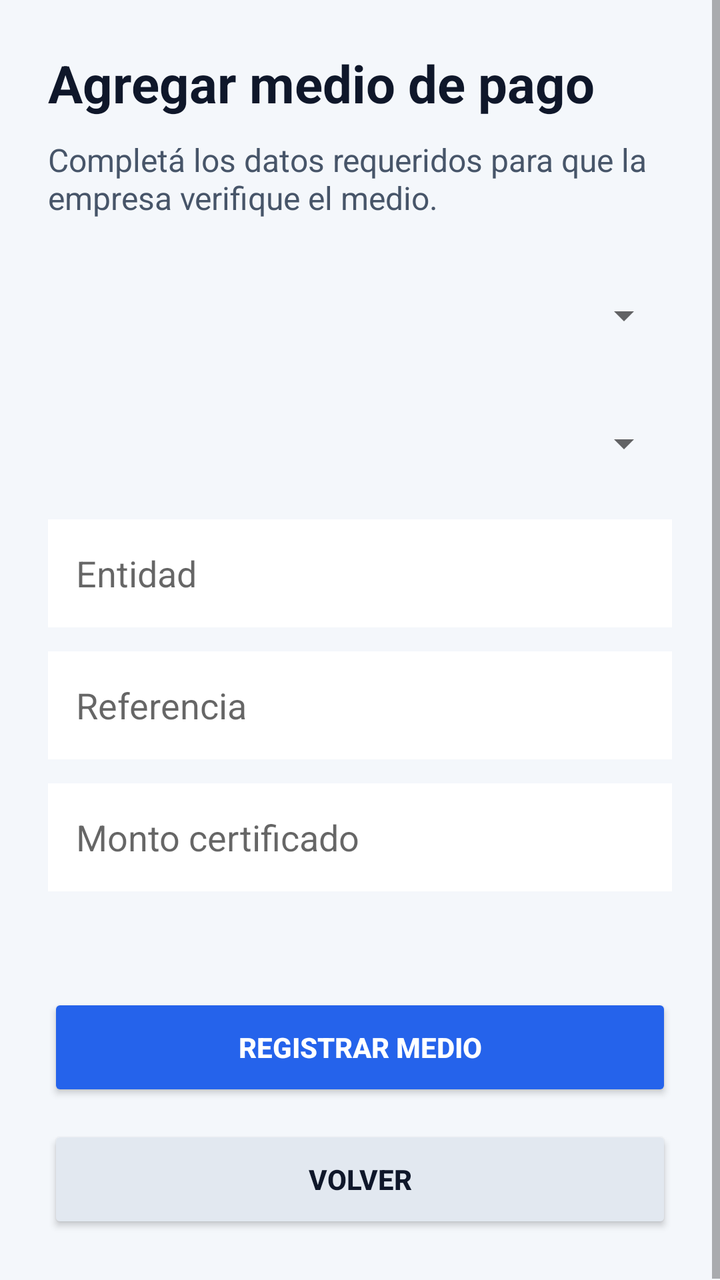
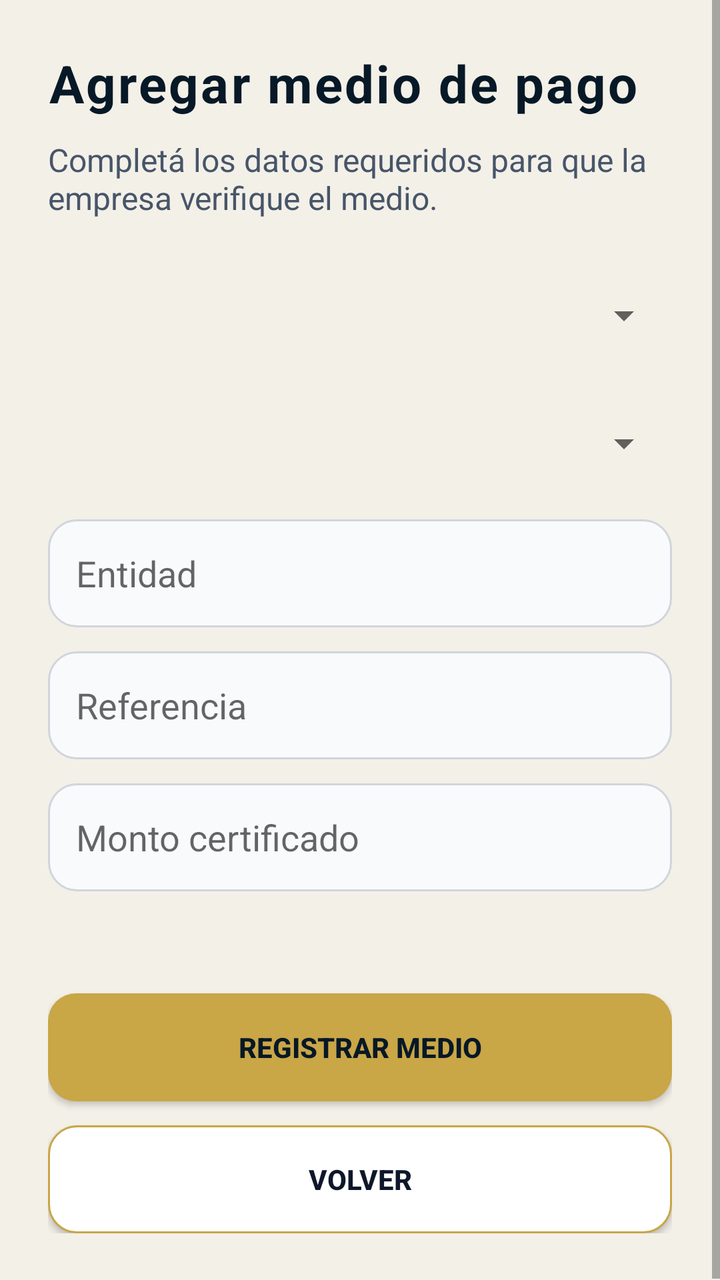

Screens rendered from an Android XML layout before and after an edit, with the pre-edit source and the edit as a unified diff.
<!-- AndroidManifest.xml: application theme Theme.AppCompat.Light.NoActionBar -->
<!-- res/layout/activity_payment_method_form.xml -->
<?xml version="1.0" encoding="utf-8"?>
<ScrollView xmlns:android="http://schemas.android.com/apk/res/android"
    android:layout_width="match_parent"
    android:layout_height="match_parent"
    android:background="#F4F7FB"
    android:fillViewport="true">

    <LinearLayout
        android:layout_width="match_parent"
        android:layout_height="wrap_content"
        android:orientation="vertical"
        android:padding="24dp">

        <TextView
            android:id="@+id/txtTituloFlujoPago"
            android:layout_width="match_parent"
            android:layout_height="wrap_content"
            android:text="Agregar medio de pago"
            android:textColor="#0F172A"
            android:textSize="26sp"
            android:textStyle="bold" />

        <TextView
            android:id="@+id/txtDescripcionFlujoPago"
            android:layout_width="match_parent"
            android:layout_height="wrap_content"
            android:layout_marginTop="10dp"
            android:text="Completá los datos requeridos para que la empresa verifique el medio."
            android:textColor="#475569"
            android:textSize="16sp" />

        <Spinner
            android:id="@+id/spMonedaFlujoPago"
            android:layout_width="match_parent"
            android:layout_height="52dp"
            android:layout_marginTop="22dp" />

        <Spinner
            android:id="@+id/spExtranjeraFlujoPago"
            android:layout_width="match_parent"
            android:layout_height="52dp"
            android:layout_marginTop="12dp" />

        <EditText
            android:id="@+id/edtEntidadFlujoPago"
            android:layout_width="match_parent"
            android:layout_height="54dp"
            android:layout_marginTop="12dp"
            android:background="#FFFFFF"
            android:hint="Entidad"
            android:padding="14dp" />

        <EditText
            android:id="@+id/edtReferenciaFlujoPago"
            android:layout_width="match_parent"
            android:layout_height="54dp"
            android:layout_marginTop="12dp"
            android:background="#FFFFFF"
            android:hint="Referencia"
            android:padding="14dp" />

        <EditText
            android:id="@+id/edtMontoChequeFlujoPago"
            android:layout_width="match_parent"
            android:layout_height="54dp"
            android:layout_marginTop="12dp"
            android:background="#FFFFFF"
            android:hint="Monto certificado"
            android:inputType="numberDecimal"
            android:padding="14dp" />

        <TextView
            android:id="@+id/txtMensajeFlujoPago"
            android:layout_width="match_parent"
            android:layout_height="wrap_content"
            android:layout_marginTop="14dp"
            android:text=""
            android:textAlignment="center"
            android:textColor="#475569"
            android:textSize="14sp" />

        <Button
            android:id="@+id/btnGuardarFlujoPago"
            android:layout_width="match_parent"
            android:layout_height="54dp"
            android:layout_marginTop="18dp"
            android:backgroundTint="#2563EB"
            android:text="Registrar medio"
            android:textColor="#FFFFFF"
            android:textStyle="bold" />

        <Button
            android:id="@+id/btnVolverFlujoPago"
            android:layout_width="match_parent"
            android:layout_height="54dp"
            android:layout_marginTop="12dp"
            android:backgroundTint="#E2E8F0"
            android:text="Volver"
            android:textColor="#0F172A"
            android:textStyle="bold" />

    </LinearLayout>
</ScrollView>
<!-- resources referenced by this layout -->
<resources>

</resources>

<!-- the commit's change to res/layout/activity_payment_method_form.xml (unified diff, before → after) -->
@@ -2,7 +2,7 @@
 <ScrollView xmlns:android="http://schemas.android.com/apk/res/android"
     android:layout_width="match_parent"
     android:layout_height="match_parent"
-    android:background="#F4F7FB"
+    android:background="#F3F0E8"
     android:fillViewport="true">
 
     <LinearLayout
@@ -16,7 +16,8 @@
             android:layout_width="match_parent"
             android:layout_height="wrap_content"
             android:text="Agregar medio de pago"
-            android:textColor="#0F172A"
+            android:letterSpacing="0.04"
+            android:textColor="#071827"
             android:textSize="26sp"
             android:textStyle="bold" />
 
@@ -46,7 +47,7 @@
             android:layout_width="match_parent"
             android:layout_height="54dp"
             android:layout_marginTop="12dp"
-            android:background="#FFFFFF"
+            android:background="@drawable/bg_input_premium"
             android:hint="Entidad"
             android:padding="14dp" />
 
@@ -55,16 +56,88 @@
             android:layout_width="match_parent"
             android:layout_height="54dp"
             android:layout_marginTop="12dp"
-            android:background="#FFFFFF"
+            android:background="@drawable/bg_input_premium"
             android:hint="Referencia"
             android:padding="14dp" />
+
+        <LinearLayout
+            android:id="@+id/panelDatosTarjeta"
+            android:layout_width="match_parent"
+            android:layout_height="wrap_content"
+            android:layout_marginTop="12dp"
+            android:background="@drawable/bg_card_premium"
+            android:orientation="vertical"
+            android:padding="14dp"
+            android:visibility="gone">
+
+            <TextView
+                android:layout_width="match_parent"
+                android:layout_height="wrap_content"
+                android:letterSpacing="0.08"
+                android:text="DATOS DE TARJETA"
+                android:textColor="#A8872F"
+                android:textSize="11sp"
+                android:textStyle="bold" />
+
+            <EditText
+                android:id="@+id/edtNumeroTarjeta"
+                android:layout_width="match_parent"
+                android:layout_height="54dp"
+                android:layout_marginTop="12dp"
+                android:background="@drawable/bg_input_premium"
+                android:hint="Numero de tarjeta"
+                android:inputType="number"
+                android:maxLength="19"
+                android:padding="14dp" />
+
+            <EditText
+                android:id="@+id/edtNombreTitularTarjeta"
+                android:layout_width="match_parent"
+                android:layout_height="54dp"
+                android:layout_marginTop="12dp"
+                android:background="@drawable/bg_input_premium"
+                android:hint="Nombre del titular"
+                android:padding="14dp" />
+
+            <EditText
+                android:id="@+id/edtApellidoTitularTarjeta"
+                android:layout_width="match_parent"
+                android:layout_height="54dp"
+                android:layout_marginTop="12dp"
+                android:background="@drawable/bg_input_premium"
+                android:hint="Apellido del titular"
+                android:padding="14dp" />
+
+            <EditText
+                android:id="@+id/edtVencimientoTarjeta"
+                android:layout_width="match_parent"
+                android:layout_height="54dp"
+                android:layout_marginTop="12dp"
+                android:background="@drawable/bg_input_premium"
+                android:hint="Vencimiento MM/AA"
+                android:inputType="text"
+                android:maxLength="5"
+                android:padding="14dp" />
+
+            <EditText
+                android:id="@+id/edtCodigoSeguridadTarjeta"
+                android:layout_width="match_parent"
+                android:layout_height="54dp"
+                android:layout_marginTop="12dp"
+                android:background="@drawable/bg_input_premium"
+                android:hint="Codigo de seguridad"
+                android:inputType="numberPassword"
+                android:maxLength="4"
+                android:padding="14dp" />
+
+        </LinearLayout>
 
         <EditText
             android:id="@+id/edtMontoChequeFlujoPago"
             android:layout_width="match_parent"
             android:layout_height="54dp"
             android:layout_marginTop="12dp"
-            android:background="#FFFFFF"
+            android:background="@drawable/bg_input_premium"
             android:hint="Monto certificado"
             android:inputType="numberDecimal"
             android:padding="14dp" />
@@ -84,9 +157,9 @@
             android:layout_width="match_parent"
             android:layout_height="54dp"
             android:layout_marginTop="18dp"
-            android:backgroundTint="#2563EB"
+            android:background="@drawable/bg_button_gold"
             android:text="Registrar medio"
-            android:textColor="#FFFFFF"
+            android:textColor="#071827"
             android:textStyle="bold" />
 
         <Button
@@ -94,7 +167,7 @@
             android:layout_width="match_parent"
             android:layout_height="54dp"
             android:layout_marginTop="12dp"
-            android:backgroundTint="#E2E8F0"
+            android:background="@drawable/bg_button_outline"
             android:text="Volver"
             android:textColor="#0F172A"
             android:textStyle="bold" />
<!-- resource entries referenced after the edit -->
@@ -1,5 +1,37 @@
 <!-- resources referenced by this layout -->
 <resources>
-
+  <!-- drawable bg_button_gold (drawable) -->
+  <?xml version="1.0" encoding="utf-8"?>
+  <shape xmlns:android="http://schemas.android.com/apk/res/android">
+      <solid android:color="#C9A646" />
+      <corners android:radius="14dp" />
+  </shape>
+  <!-- drawable bg_button_outline (drawable) -->
+  <?xml version="1.0" encoding="utf-8"?>
+  <shape xmlns:android="http://schemas.android.com/apk/res/android">
+      <solid android:color="#FFFFFF" />
+      <corners android:radius="14dp" />
+      <stroke
+          android:width="1dp"
+          android:color="#C9A646" />
+  </shape>
+  <!-- drawable bg_card_premium (drawable) -->
+  <?xml version="1.0" encoding="utf-8"?>
+  <shape xmlns:android="http://schemas.android.com/apk/res/android">
+      <solid android:color="#FFFFFF" />
+      <corners android:radius="24dp" />
+      <stroke
+          android:width="1dp"
+          android:color="#E6E1D2" />
+  </shape>
+  <!-- drawable bg_input_premium (drawable) -->
+  <?xml version="1.0" encoding="utf-8"?>
+  <shape xmlns:android="http://schemas.android.com/apk/res/android">
+      <solid android:color="#F8FAFC" />
+      <corners android:radius="14dp" />
+      <stroke
+          android:width="1dp"
+          android:color="#D1D5DB" />
+  </shape>
 </resources>
 
